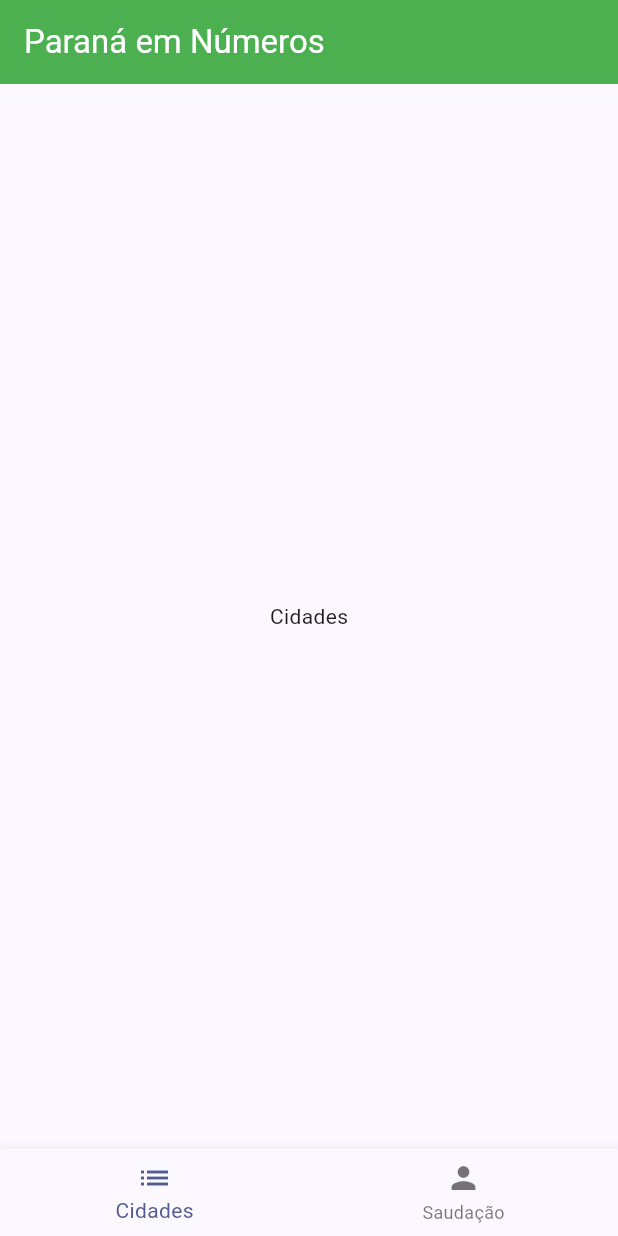
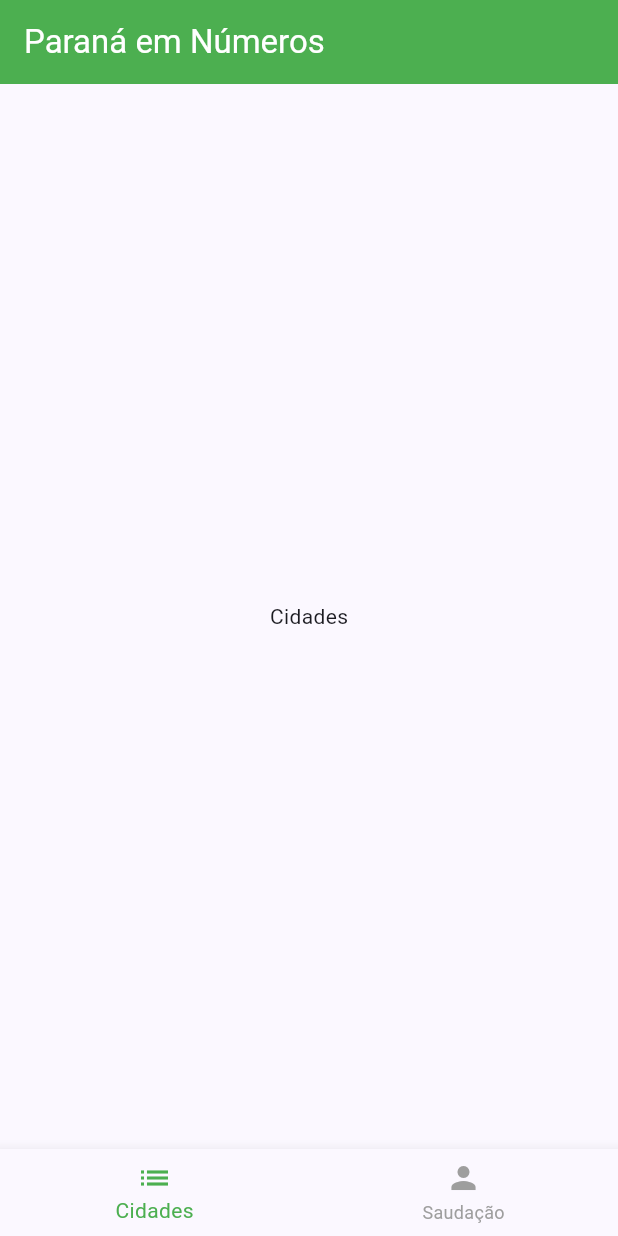
Before and after one commit to Leonardo-marques-moreira/apo_desenvolvimento_mobile, a Flutter app: the screen it shows after launch, on a phone screen of 412 x 824 dp. Run offline on Flutter 3.47's test engine with Material 3 defaults, Android fonts, the phone set to English and light mode, and no system bars.

Commit message:
feat: define cor verde para aba selecionada

```diff
--- a/lib/home_page.dart
+++ b/lib/home_page.dart
@@ -23,6 +23,8 @@ class _HomePageState extends State<HomePage> {
         body:  _abas[_abaAtual],
         bottomNavigationBar: BottomNavigationBar(
           currentIndex: _abaAtual,
+          selectedItemColor:  Colors.green,
+          unselectedItemColor: Colors.grey,
           onTap: (indice) {
             setState(() {
               _abaAtual = indice;
```
